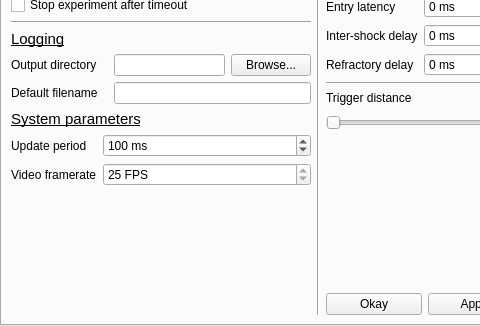
This is configwindow.ui in fgu-cas/kachna-tracker as Qt 5 draws it before an edit; both pictures show x 0 to 480 and y 93 to 419 of the 636 by 419 pixel window. The edited form follows.
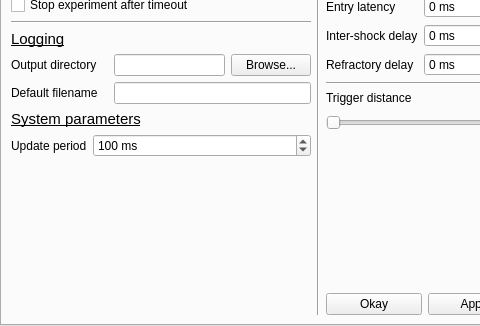
This is the edited form.

Commit message: remove framerate config option as it's useless

The edit to the form file:
```diff
--- a/configwindow.ui
+++ b/configwindow.ui
@@ -165,26 +165,6 @@
             </property>
            </widget>
           </item>
-          <item row="1" column="0">
-           <widget class="QLabel" name="label_31">
-            <property name="text">
-             <string>Video framerate</string>
-            </property>
-           </widget>
-          </item>
-          <item row="1" column="1">
-           <widget class="QSpinBox" name="fpsBox">
-            <property name="readOnly">
-             <bool>true</bool>
-            </property>
-            <property name="suffix">
-             <string> FPS</string>
-            </property>
-            <property name="value">
-             <number>25</number>
-            </property>
-           </widget>
-          </item>
          </layout>
         </item>
         <item>
```
